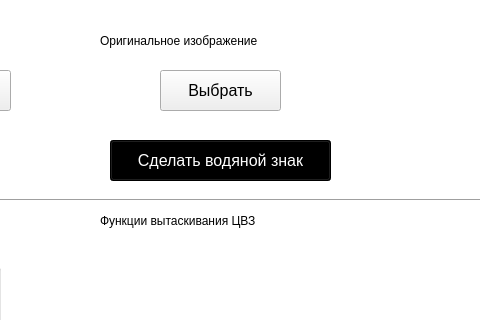
Above: ui.ui from Empty13-13/------------ before the change; both pictures show x 300 to 780 and y 290 to 610 of the 1054 by 699 pixel window. Below: the same form after it.
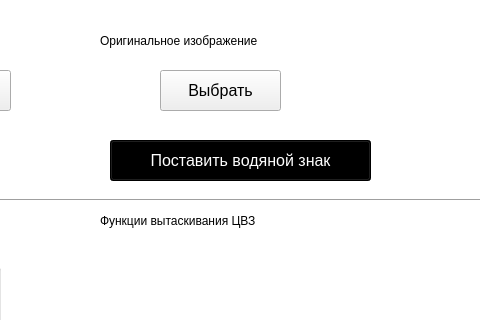
That is the form after the change. Icons and pictures are not drawn.

```diff
--- a/ui.ui
+++ b/ui.ui
@@ -483,7 +483,7 @@
      <rect>
       <x>410</x>
       <y>430</y>
-      <width>221</width>
+      <width>261</width>
       <height>41</height>
      </rect>
     </property>
@@ -513,7 +513,7 @@
 }</string>
     </property>
     <property name="text">
-     <string>Сделать водяной знак</string>
+     <string>Поставить водяной знак</string>
     </property>
    </widget>
   </widget>
```
Left out of the diff: 13 changed lines with no effect on the pictures.
